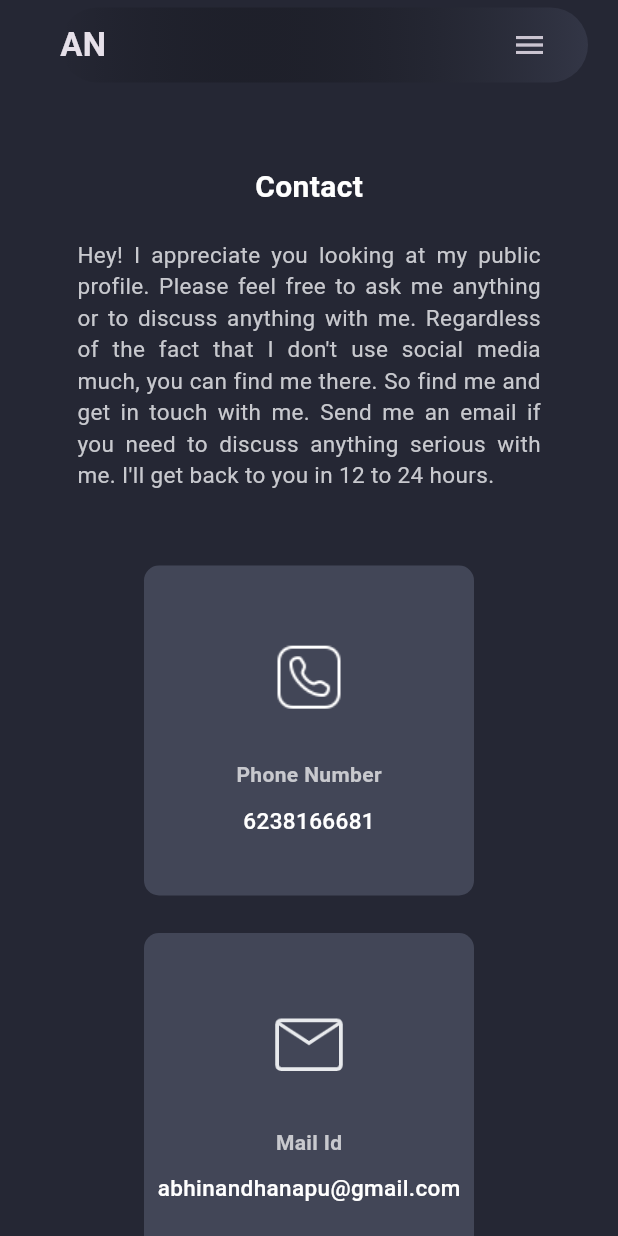
After one commit to AbhinandhanaPU/my_portfolio, a Flutter app: the screen it shows after launch, swiped to page 5, on a phone screen of 412 x 824 dp. The commit adds this screen. Run offline on Flutter 3.47's test engine with Material 3 defaults, Android fonts, the phone set to English and light mode, and no system bars; missing offline and left inert: dart:js.

Commit message:
17 may 11:42 pm commit --abhinandhana

```diff
--- /dev/null
+++ b/lib/model/contact_model.dart
@@ -0,0 +1,36 @@
+// ignore_for_file: public_member_api_docs, sort_constructors_first
+class ContactModel {
+  final String icon;
+  final String title;
+  final String data;
+
+  ContactModel({
+    required this.icon,
+    required this.title,
+    required this.data,
+  });
+}
+
+// project details
+List<ContactModel> contactDetails = [
+  ContactModel(
+    icon: "assets/phone.png",
+    title: "Phone Number",
+    data: "6238166681",
+  ),
+  ContactModel(
+    icon: "assets/mail.png",
+    title: "Mail Id",
+    data: "abhinandhanapu@gmail.com",
+  ),
+  ContactModel(
+    icon: "assets/linkedin.png",
+    title: "LinkedIn",
+    data: "@abhinandhana pu",
+  ),
+  ContactModel(
+    icon: "assets/github.png",
+    title: "Github",
+    data: "@AbhinandhanaPU",
+  ),
+];
--- a/lib/utils/constants/about_items.dart
+++ b/lib/utils/constants/about_items.dart
@@ -1,8 +1,17 @@
-const List<String> techList = ["Flutter", "Dart"];
-const List<String> toolList = ["Visual Studio", "Android Studio", "Figma"];
 const List<Map<String, String>> personalDetails = [
-  {"Name ": "Abhinandhana P U"},
-  {"Email": "abh@gmail.com"},
+  {"Name ": "Abhinandhana"},
+  {"Email": "abhinandhanapu@gmail.com"},
   {"Age": "21"},
   {"From": "Thrissur,Kerala"},
 ];
+Map<String, List<String>> toolsAndTechnologies = {
+  'Mobile Development Frameworks and Languages': ['Flutter', 'Dart'],
+  'Development Environments and Tools': ['Android Studio', 'Visual Studio'],
+  'Backend Services and APIs': [
+    'Firebase (Firestore, Authentication, Storage, Database)',
+    'REST API'
+  ],
+  'State Management in Flutter': ['Provider', 'GetX'],
+  'Version Control': ['Git', 'GitHub'],
+  'Design & Prototyping': ['Figma'],
+};
--- a/lib/view/home_page.dart
+++ b/lib/view/home_page.dart
@@ -2,6 +2,7 @@ import 'package:flutter/material.dart';
 import 'package:my_portfolio/utils/constants/color_const.dart';
 import 'package:my_portfolio/utils/constants/size.dart';
 import 'package:my_portfolio/view/widgets/about/about.dart';
+import 'package:my_portfolio/view/widgets/contact/contact_section.dart';
 import 'package:my_portfolio/view/widgets/education/education_desktop.dart';
 import 'package:my_portfolio/view/widgets/education/education_mobile.dart';
 import 'package:my_portfolio/view/widgets/header/drawer_mobile.dart';
@@ -69,6 +70,7 @@ class _HomePageState extends State<HomePage> {
                       EducationMobile(),
 
                     // certifications
+                    ContactSection(),
                     // contact
                   ],
                 ),
--- /dev/null
+++ b/lib/view/widgets/contact/contact_card.dart
@@ -0,0 +1,56 @@
+import 'package:flutter/material.dart';
+import 'package:my_portfolio/model/contact_model.dart';
+import 'package:my_portfolio/utils/constants/color_const.dart';
+
+class ContactCard extends StatelessWidget {
+  const ContactCard({
+    super.key,
+    required this.contact,
+  });
+  final ContactModel contact;
+  @override
+  Widget build(BuildContext context) {
+    return Container(
+      clipBehavior: Clip.antiAlias,
+      height: 220,
+      width: 220,
+      decoration: BoxDecoration(
+        borderRadius: BorderRadius.circular(10),
+        color: CustomColor.bgLight2,
+      ),
+      child: Column(
+        mainAxisAlignment: MainAxisAlignment.center,
+        children: [
+          SizedBox(
+            height: 70,
+            width: 60,
+            child: Image.asset(contact.icon),
+          ),
+          SizedBox(
+            height: 20,
+          ),
+          // title
+          Text(
+            contact.title,
+            style: const TextStyle(
+              fontWeight: FontWeight.w700,
+              color: CustomColor.whiteSecondary,
+            ),
+          ),
+          SizedBox(
+            height: 10,
+          ), // subtitle
+          Text(
+            contact.data,
+            textAlign: TextAlign.justify,
+            style: const TextStyle(
+              fontSize: 15,
+              fontWeight: FontWeight.w500,
+              color: CustomColor.whitePrimary,
+            ),
+          ),
+        ],
+      ),
+    );
+  }
+}
--- /dev/null
+++ b/lib/view/widgets/contact/contact_section.dart
@@ -0,0 +1,60 @@
+import 'package:flutter/material.dart';
+import 'package:my_portfolio/model/contact_model.dart';
+import 'package:my_portfolio/utils/constants/color_const.dart';
+import 'package:my_portfolio/view/widgets/contact/contact_card.dart';
+
+class ContactSection extends StatelessWidget {
+  const ContactSection({super.key});
+
+  @override
+  Widget build(BuildContext context) {
+    final screenWidth = MediaQuery.of(context).size.width;
+    return SingleChildScrollView(
+      child: Container(
+        padding: EdgeInsets.only(top: 50, left: 10, right: 10),
+        width: screenWidth,
+        child: Column(
+          children: [
+            const Text(
+              "Contact",
+              style: TextStyle(
+                fontSize: 20,
+                fontWeight: FontWeight.w700,
+                color: CustomColor.whitePrimary,
+              ),
+            ),
+            const SizedBox(height: 20),
+            SizedBox(
+              width: screenWidth * 3 / 4,
+              child: const Text(
+                "Hey! I appreciate you looking at my public profile. Please feel free to ask me anything or to discuss anything with me. Regardless of the fact that I don't use social media much, you can find me there. So find me and get in touch with me. Send me an email if you need to discuss anything serious with me. I'll get back to you in 12 to 24 hours.",
+                textAlign: TextAlign.justify,
+                style: TextStyle(
+                  fontSize: 15,
+                  color: CustomColor.whiteSecondary,
+                ),
+              ),
+            ),
+            const SizedBox(height: 50),
+
+            // contact cards
+            ConstrainedBox(
+              constraints: BoxConstraints(maxWidth: screenWidth * 4 / 5),
+              child: Wrap(
+                spacing: 25,
+                runSpacing: 25,
+                children: [
+                  for (int i = 0; i < contactDetails.length; i++)
+                    ContactCard(
+                      contact: contactDetails[i],
+                    ),
+                ],
+              ),
+            ),
+            const SizedBox(height: 30),
+          ],
+        ),
+      ),
+    );
+  }
+}
--- a/lib/view/widgets/home/home_desktop.dart
+++ b/lib/view/widgets/home/home_desktop.dart
@@ -30,7 +30,7 @@ class _HomeDesktopState extends State<HomeDesktop> {
             children: [
               // intro message
               const Text(
-                "Hi,\nI'm Abhinandhana P U\nA Flutter Developer",
+                "Hi,\nI'm Abhinandhana \nA Flutter Developer",
                 style: TextStyle(
                   fontSize: 30,
                   height: 1.5,
--- a/lib/view/widgets/projects/project_section.dart
+++ b/lib/view/widgets/projects/project_section.dart
@@ -11,10 +11,10 @@ class ProjectSection extends StatelessWidget {
     final screenWidth = MediaQuery.of(context).size.width;
     return SingleChildScrollView(
       child: Container(
+        padding: EdgeInsets.only(top: 15, left: 10, right: 10),
         width: screenWidth,
         child: Column(
           children: [
-            const SizedBox(height: 30),
             const Text(
               "Projects",
               style: TextStyle(
@@ -23,7 +23,7 @@ class ProjectSection extends StatelessWidget {
                 color: CustomColor.whitePrimary,
               ),
             ),
-            const SizedBox(height: 30),
+            const SizedBox(height: 20),
             // Work projects cards
             ConstrainedBox(
               constraints: const BoxConstraints(maxWidth: 900),
```
Also changed, not shown: lib/model/certifiacates_model.dart (added, +22 -0 lines), lib/view/widgets/about/about.dart (+28 -37 lines), lib/view/widgets/education/education_mobile.dart (+4 -6 lines), lib/view/widgets/home/home_mobile.dart (+9 -7 lines), assets/linkedin.png (added), assets/mail.png (added), assets/phone.png (added).
